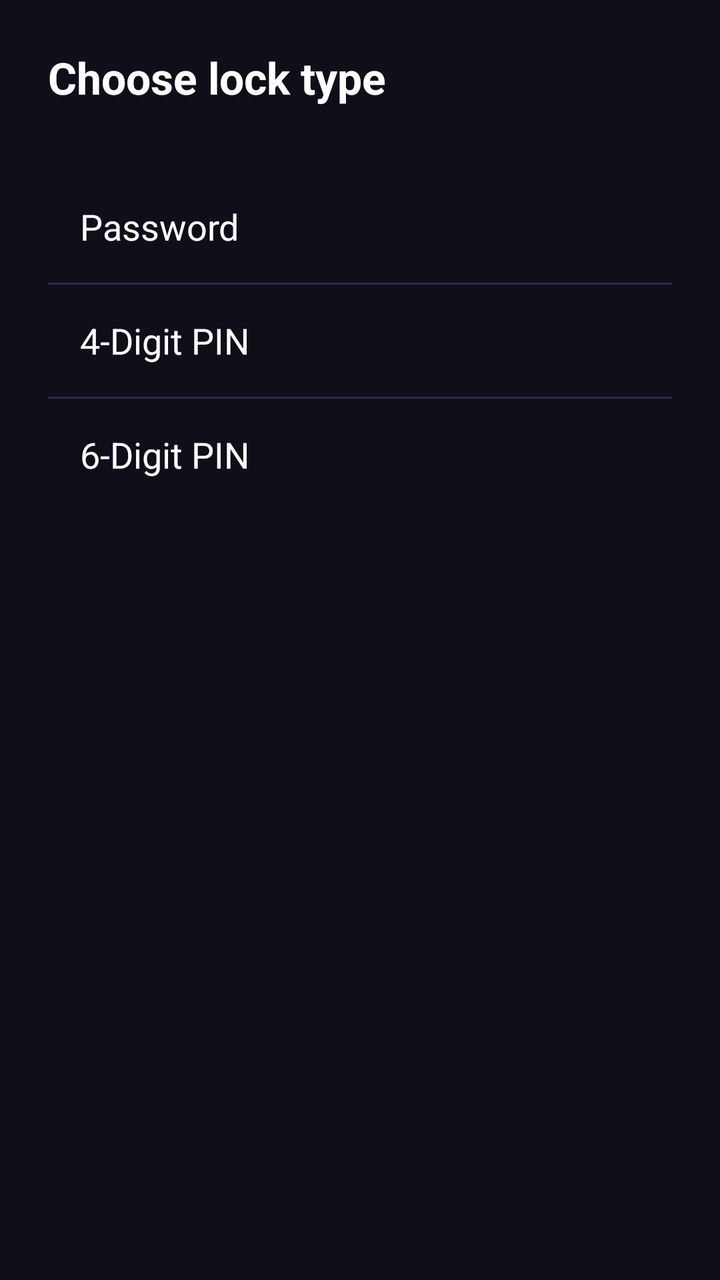
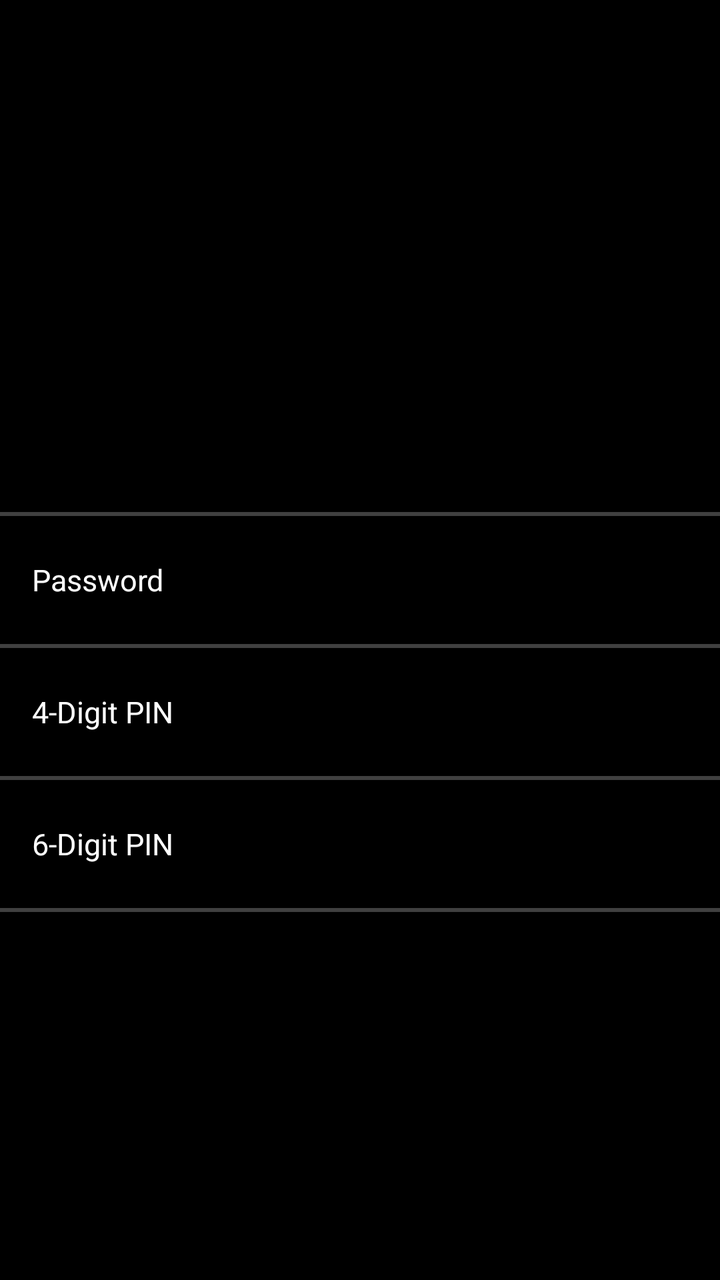

Two renders of the same Android screen: before a commit and after it. Below are the layout's source before the change and the commit's diff.
<!-- AndroidManifest.xml: application theme Theme.ITNSecureBrowser -->
<!-- res/layout/activity_pin_setup.xml -->
<?xml version="1.0" encoding="utf-8"?>
<LinearLayout xmlns:android="http://schemas.android.com/apk/res/android"
    android:layout_width="match_parent"
    android:layout_height="match_parent"
    android:orientation="vertical"
    android:background="@color/bg_page"
    android:padding="24dp">

    <TextView
        android:layout_width="wrap_content"
        android:layout_height="wrap_content"
        android:text="@string/pin_lock_method_title"
        android:textColor="@color/text_primary"
        android:textSize="22sp"
        android:textStyle="bold"
        android:layout_marginBottom="32dp" />

    <TextView
        android:id="@+id/optionPassword"
        android:layout_width="match_parent"
        android:layout_height="56dp"
        android:background="?android:attr/selectableItemBackground"
        android:gravity="center_vertical"
        android:paddingStart="16dp"
        android:paddingEnd="16dp"
        android:text="@string/lock_method_password"
        android:textColor="@color/text_primary"
        android:textSize="18sp" />

    <View
        android:layout_width="match_parent"
        android:layout_height="1dp"
        android:background="@color/divider" />

    <TextView
        android:id="@+id/optionPin4"
        android:layout_width="match_parent"
        android:layout_height="56dp"
        android:background="?android:attr/selectableItemBackground"
        android:gravity="center_vertical"
        android:paddingStart="16dp"
        android:paddingEnd="16dp"
        android:text="@string/lock_method_pin4"
        android:textColor="@color/text_primary"
        android:textSize="18sp" />

    <View
        android:layout_width="match_parent"
        android:layout_height="1dp"
        android:background="@color/divider" />

    <TextView
        android:id="@+id/optionPin6"
        android:layout_width="match_parent"
        android:layout_height="56dp"
        android:background="?android:attr/selectableItemBackground"
        android:gravity="center_vertical"
        android:paddingStart="16dp"
        android:paddingEnd="16dp"
        android:text="@string/lock_method_pin6"
        android:textColor="@color/text_primary"
        android:textSize="18sp" />
</LinearLayout>
<!-- resources referenced by this layout -->
<resources>
  <color name="bg_page">#0F0F1A</color>
  <color name="divider">#2A2A4A</color>
  <color name="text_primary">#FFFFFF</color>
  <string name="lock_method_password">Password</string>
  <string name="lock_method_pin4">4-Digit PIN</string>
  <string name="lock_method_pin6">6-Digit PIN</string>
  <string name="pin_lock_method_title">Choose lock type</string>
  <style name="Theme.ITNSecureBrowser" parent="android:Theme.Material.NoActionBar">
          <item name="android:windowBackground">@color/bg_page</item>
          <item name="android:colorBackground">@color/bg_page</item>
          <item name="android:textColorPrimary">@color/text_primary</item>
          <item name="android:textColorSecondary">@color/text_secondary</item>
      </style>
  <color name="text_secondary">#888888</color>
</resources>

<!-- the commit's change to res/layout/activity_pin_setup.xml (unified diff, before → after) -->
@@ -3,61 +3,79 @@
     android:layout_width="match_parent"
     android:layout_height="match_parent"
     android:orientation="vertical"
-    android:background="@color/bg_page"
-    android:padding="24dp">
+    android:background="@color/bg">
 
-    <TextView
-        android:layout_width="wrap_content"
-        android:layout_height="wrap_content"
-        android:text="@string/pin_lock_method_title"
-        android:textColor="@color/text_primary"
-        android:textSize="22sp"
-        android:textStyle="bold"
-        android:layout_marginBottom="32dp" />
+    <include layout="@layout/item_page_title" />
+
+    <View
+        android:layout_width="match_parent"
+        android:layout_height="@dimen/divider"
+        android:background="@drawable/divider_horizontal" />
 
     <TextView
         android:id="@+id/optionPassword"
         android:layout_width="match_parent"
-        android:layout_height="56dp"
+        android:layout_height="@dimen/row_height"
         android:background="?android:attr/selectableItemBackground"
         android:gravity="center_vertical"
-        android:paddingStart="16dp"
-        android:paddingEnd="16dp"
+        android:paddingHorizontal="@dimen/padding"
         android:text="@string/lock_method_password"
         android:textColor="@color/text_primary"
-        android:textSize="18sp" />
+        android:textSize="15sp" />
 
     <View
         android:layout_width="match_parent"
-        android:layout_height="1dp"
-        android:background="@color/divider" />
+        android:layout_height="@dimen/divider"
+        android:background="@drawable/divider_horizontal" />
 
     <TextView
         android:id="@+id/optionPin4"
         android:layout_width="match_parent"
-        android:layout_height="56dp"
+        android:layout_height="@dimen/row_height"
         android:background="?android:attr/selectableItemBackground"
         android:gravity="center_vertical"
-        android:paddingStart="16dp"
-        android:paddingEnd="16dp"
+        android:paddingHorizontal="@dimen/padding"
         android:text="@string/lock_method_pin4"
         android:textColor="@color/text_primary"
-        android:textSize="18sp" />
+        android:textSize="15sp" />
 
     <View
         android:layout_width="match_parent"
-        android:layout_height="1dp"
-        android:background="@color/divider" />
+        android:layout_height="@dimen/divider"
+        android:background="@drawable/divider_horizontal" />
 
     <TextView
         android:id="@+id/optionPin6"
         android:layout_width="match_parent"
-        android:layout_height="56dp"
+        android:layout_height="@dimen/row_height"
         android:background="?android:attr/selectableItemBackground"
         android:gravity="center_vertical"
-        android:paddingStart="16dp"
-        android:paddingEnd="16dp"
+        android:paddingHorizontal="@dimen/padding"
         android:text="@string/lock_method_pin6"
         android:textColor="@color/text_primary"
-        android:textSize="18sp" />
+        android:textSize="15sp" />
+
+    <View
+        android:layout_width="match_parent"
+        android:layout_height="@dimen/divider"
+        android:background="@drawable/divider_horizontal" />
 </LinearLayout>
+<!-- res/layout/item_page_title.xml (included above) -->
+<?xml version="1.0" encoding="utf-8"?>
+<FrameLayout xmlns:android="http://schemas.android.com/apk/res/android"
+    android:id="@+id/pageTitleContainer"
+    android:layout_width="match_parent"
+    android:layout_height="@dimen/page_title_height"
+    android:background="@color/bg">
+
+    <TextView
+        android:id="@+id/pageTitle"
+        android:layout_width="match_parent"
+        android:layout_height="wrap_content"
+        android:layout_gravity="center"
+        android:gravity="center"
+        android:paddingHorizontal="@dimen/padding"
+        android:textColor="@color/text_primary"
+        android:textSize="24sp"
+        android:textStyle="bold" />
+</FrameLayout>
<!-- resource entries referenced after the edit -->
@@ -1,18 +1,27 @@
 <!-- resources referenced by this layout -->
 <resources>
-  <color name="bg_page">#0F0F1A</color>
-  <color name="divider">#2A2A4A</color>
-  <color name="text_primary">#FFFFFF</color>
+  <color name="bg">@android:color/black</color>
+  <color name="divider">#80808080</color>
+  <color name="text_primary">@android:color/white</color>
+  <dimen name="divider">2dp</dimen>
+  <dimen name="padding">16dp</dimen>
+  <dimen name="page_title_height">256dp</dimen>
+  <dimen name="row_height">64dp</dimen>
+  <!-- drawable divider_horizontal (drawable) -->
+  <?xml version="1.0" encoding="utf-8"?>
+  <shape xmlns:android="http://schemas.android.com/apk/res/android"
+      android:shape="rectangle">
+      <solid android:color="@color/divider" />
+      <size android:height="@dimen/divider" />
+  </shape>
   <string name="lock_method_password">Password</string>
   <string name="lock_method_pin4">4-Digit PIN</string>
   <string name="lock_method_pin6">6-Digit PIN</string>
-  <string name="pin_lock_method_title">Choose lock type</string>
   <style name="Theme.ITNSecureBrowser" parent="android:Theme.Material.NoActionBar">
-          <item name="android:windowBackground">@color/bg_page</item>
-          <item name="android:colorBackground">@color/bg_page</item>
-          <item name="android:textColorPrimary">@color/text_primary</item>
-          <item name="android:textColorSecondary">@color/text_secondary</item>
+          <item name="android:windowNoTitle">true</item>
+          <item name="android:windowFullscreen">false</item>
+          <item name="android:statusBarColor">@android:color/transparent</item>
+          <item name="android:navigationBarColor">@android:color/transparent</item>
       </style>
-  <color name="text_secondary">#888888</color>
 </resources>
 
